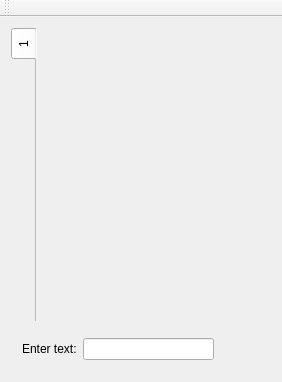
Old version of the form trunk/znotes/mainwindow.ui in the repository rgfernandes/qtdesktop.
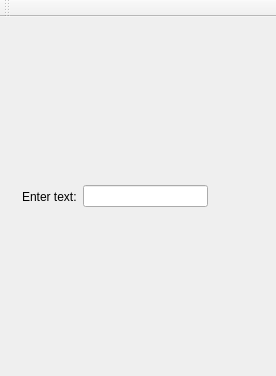
New version of the form. Icons and pictures are not drawn.

Patch:
```diff
--- a/trunk/znotes/mainwindow.ui
+++ b/trunk/znotes/mainwindow.ui
@@ -6,8 +6,8 @@
    <rect>
     <x>0</x>
     <y>0</y>
-    <width>282</width>
-    <height>382</height>
+    <width>276</width>
+    <height>376</height>
    </rect>
   </property>
   <property name="contextMenuPolicy">
@@ -23,25 +23,7 @@
   <widget class="QWidget" name="centralWidget">
    <layout class="QVBoxLayout" name="verticalLayout">
     <item>
-     <widget class="QTabWidget" name="tabs">
-      <property name="sizePolicy">
-       <sizepolicy hsizetype="Expanding" vsizetype="Expanding">
-        <horstretch>0</horstretch>
-        <verstretch>0</verstretch>
-       </sizepolicy>
-      </property>
-      <property name="tabPosition">
-       <enum>QTabWidget::West</enum>
-      </property>
-      <property name="documentMode">
-       <bool>true</bool>
-      </property>
-      <widget class="QWidget" name="note1">
-       <attribute name="title">
-        <string>1</string>
-       </attribute>
-      </widget>
-     </widget>
+     <layout class="QHBoxLayout" name="layout"/>
     </item>
     <item>
      <widget class="QWidget" name="wSearch" native="true">
```
